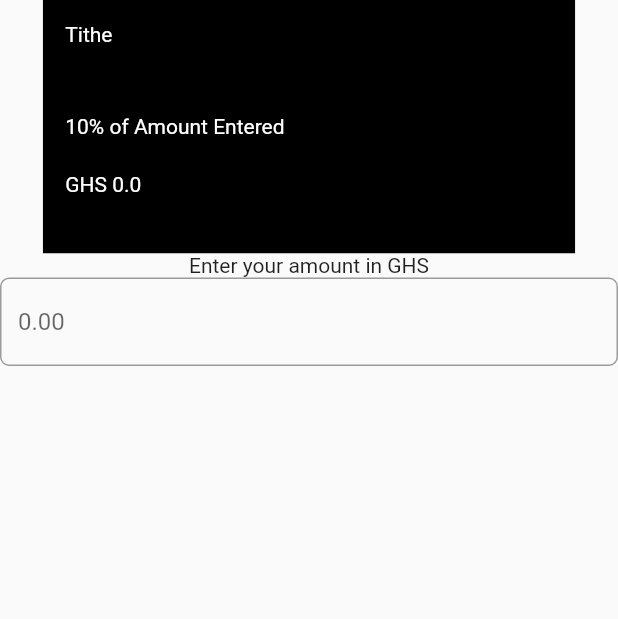
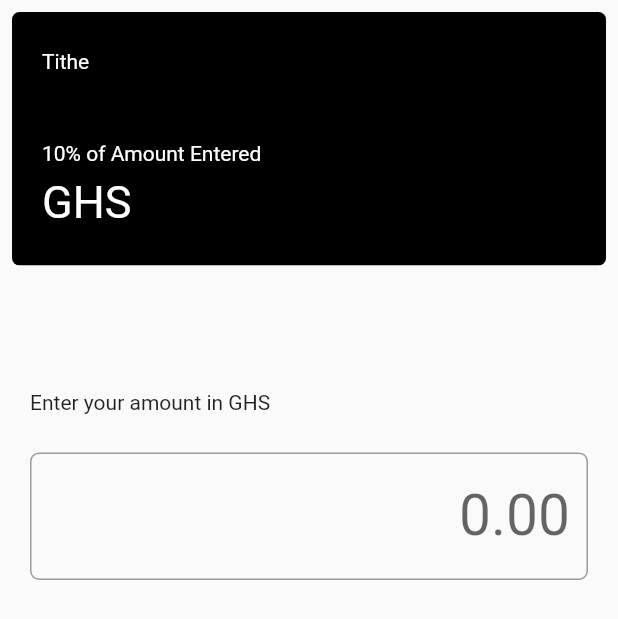
Before and after one commit to cr34t1ve/tithe, a Flutter app: the screen it shows after launch, on a phone screen of 412 x 824 dp. Shown: the top 619 px of the screen. Run offline on Flutter 3.47's test engine with Material 2 defaults, Android fonts, the phone set to English and light mode, and no system bars.

Commit message:
home reworked

```diff
--- a/tithe/lib/home.dart
+++ b/tithe/lib/home.dart
@@ -6,58 +6,89 @@ class Home extends StatefulWidget {
 }
 
 class _HomeState extends State<Home> {
-  double inputVal = 0.00;
-  double titheVal;
+  TextEditingController numController = new TextEditingController();
+  //double inputVal = numController ;
+  var titheVal;
   @override
   Widget build(BuildContext context) {
+    numController.addListener(() {
+      titheVal = numController.text;
+    });
     return Scaffold(
       body: SafeArea(
         child: Column(
-          //crossAxisAlignment: CrossAxisAlignment.end,
+          crossAxisAlignment: CrossAxisAlignment.start,
           //mainAxisAlignment: MainAxisAlignment.center,
           children: <Widget>[
-            SizedBox(
+            Padding(
+              padding: const EdgeInsets.all(8.0),
+              child: SizedBox(
                 height: 169.0,
-              width: 355.0,
+                width: double.infinity,
                 child: ClipRRect(
+                  borderRadius: BorderRadius.circular(5),
                   child: Container(
                     color: Colors.black,
                     //width: double.infinity,
                     child: Padding(
-                    padding: const EdgeInsets.all(15.0),
+                      padding: const EdgeInsets.fromLTRB(20, 25, 20, 25),
                       child: Column(
                         crossAxisAlignment: CrossAxisAlignment.start,
                         children: <Widget>[
                           Text(
                             'Tithe',
-                          style: TextStyle(color: Colors.white),
+                            style: TextStyle(color: Colors.white, fontSize: 14),
                           ),
                           Spacer(
-                          flex: 2,
+                            flex: 7,
                           ),
                           Text(
                             '10% of Amount Entered',
-                          style: TextStyle(color: Colors.white),
+                            style: TextStyle(color: Colors.white, fontSize: 14),
                           ),
                           Spacer(),
                           Text(
-                          'GHS ${inputVal}',
-                          style: TextStyle(color: Colors.white),
+                            'GHS ${numController.text}',
+                            style: TextStyle(color: Colors.white, fontSize: 30),
                           ),
-                        Spacer()
                         ],
                       ),
                     ),
                   ),
                 ),
               ),
-            Text('Enter your amount in GHS'),
-            TextFormField(
+            ),
+            Spacer(
+              flex: 3,
+            ),
+            Padding(
+              padding: EdgeInsets.fromLTRB(20, 0, 20, 0),
+              child: Text(
+                'Enter your amount in GHS'
+                ),
+            ),
+            Spacer(),
+            Padding(
+              padding: EdgeInsets.fromLTRB(20, 0, 20, 0),
+              child: Container(
+                height: 120,
+                child: TextField(
+                  controller: numController,
+                  onChanged: (text) {
+                    titheVal = text;
+                  },
                   keyboardType: TextInputType.number,
+                  textAlign: TextAlign.end,
+                  style: TextStyle(fontSize: 38),
                   decoration: InputDecoration(
                       hintText: '0.00',
                       border: OutlineInputBorder(
                           borderRadius: BorderRadius.circular(6.0))),
+                ),
+              ),
+            ),
+            Spacer(
+              flex: 16,
             )
           ],
         ),
--- a/tithe/lib/main.dart
+++ b/tithe/lib/main.dart
@@ -4,7 +4,7 @@ import 'package:tithe/splash.dart';
 
 void main() {
   runApp(MaterialApp(
-    initialRoute: '/home',
+    initialRoute: '/splash',
     routes: {
       '/': (context) => Splash(),
       '/home': (context) => Home()
--- a/tithe/lib/splash.dart
+++ b/tithe/lib/splash.dart
@@ -6,9 +6,9 @@ class Splash extends StatelessWidget {
   Widget build(BuildContext context) {
 
     //Splash duration
-    // new Future.delayed(const Duration(seconds: 3), () {
-    //   Navigator.pushNamed(context, '/home');
-    // });
+    new Future.delayed(const Duration(seconds: 3), () {
+      Navigator.pushNamed(context, '/home');
+    });
 
     return Scaffold(
       backgroundColor: Colors.black,
```
Also changed, not shown: 2 other files. Lines whose indentation alone changed are shown as unchanged.
